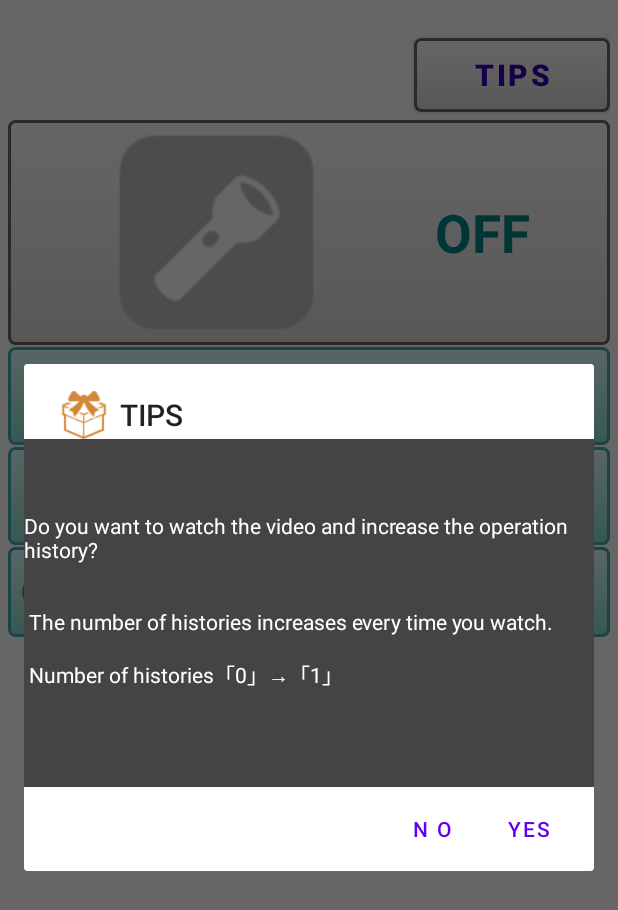
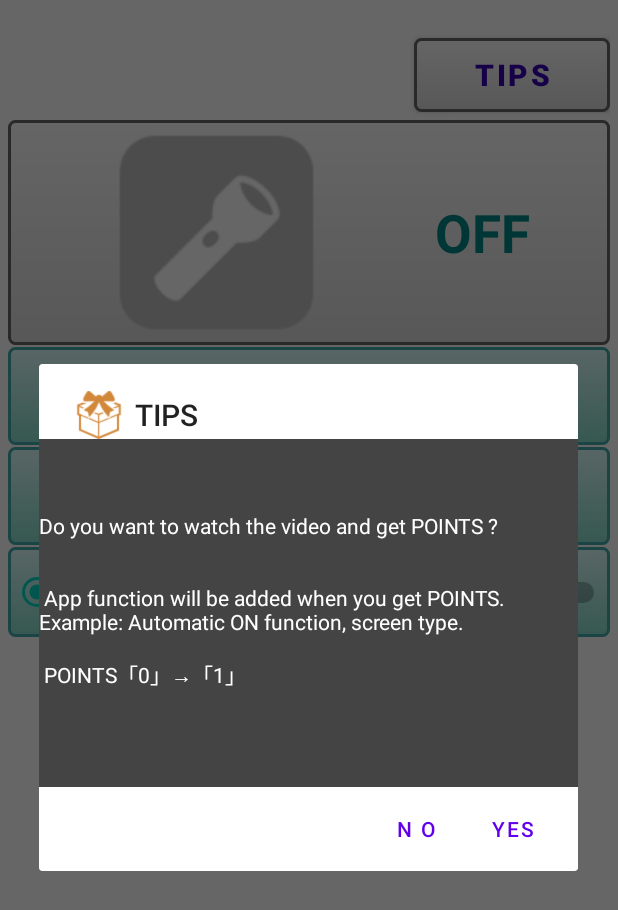
Before and after one commit to tfs-apps-one/LightBlink, an Android app: the screen it shows after launch (MainActivity), after a tap on "TIPS", on a phone screen of 412 x 824 dp. Shown: the top 910 px of the screen. Run offline under Robolectric (Android 15) with nearby library versions, the phone set to English and light mode, and no system bars; our stand-ins replace AdMob; 4 statements that could not run were skipped.

Commit message:
機能追加とリワード広告

```diff
--- a/app/src/main/java/tfsapps/lightblink/MainActivity.java
+++ b/app/src/main/java/tfsapps/lightblink/MainActivity.java
@@ -43,8 +43,13 @@ import java.util.TimerTask;
 //広告
 import com.google.android.gms.ads.AdView;
 import com.google.android.gms.ads.AdRequest;
+import com.google.android.gms.ads.MobileAds;
+import com.google.android.gms.ads.reward.RewardItem;
+import com.google.android.gms.ads.reward.RewardedVideoAd;
+import com.google.android.gms.ads.reward.RewardedVideoAdListener;
 
-public class MainActivity extends AppCompatActivity {
+
+public class MainActivity extends AppCompatActivity implements RewardedVideoAdListener {
 
     //  DB関連
     public MyOpenHelper helper;        //DBアクセス
@@ -94,11 +99,18 @@ public class MainActivity extends AppCompatActivity {
     private AdView mAdview;
 
     //  ユーザーレベル最大５
-    final int LV_MAX = 5;
-//    private String[] spinnerItems_EN = {"Screen Type", " 1: Default", " 2: Gray", " 3: Oreange"};
-//    private String[] spinnerItems_JP = {"画面タイプ", " 1:デフォルト", " 2: グレイ", " 3: オレンジ"};
-//    private String[] spinnerItems = {};
+    final int LV_MAX = 3;
 
+    // リワード広告
+    private RewardedVideoAd mRewardedVideoAd;
+    /*
+    // テストID
+    private static final String AD_UNIT_ID = "ca-app-pub-3940256099942544/5224354917";
+    // テストID(APPは本物でOK)
+    private static final String APP_ID = "ca-app-pub-4924620089567925~9620469063";
+     */
+    private static final String AD_UNIT_ID = "ca-app-pub-4924620089567925/7856940532";
+    private static final String APP_ID = "ca-app-pub-4924620089567925~9620469063";
 
     @Override
     protected void onCreate(Bundle savedInstanceState) {
@@ -113,6 +125,10 @@ public class MainActivity extends AppCompatActivity {
         //  音声（むおん）
 //        am = (AudioManager) getSystemService(Context.AUDIO_SERVICE);
 //        init_volume = am.getStreamVolume(AudioManager.STREAM_MUSIC);
+
+        if (sw_auto == null) {
+            sw_auto = (Switch) findViewById(R.id.sw_autostart);
+        }
 
         //  広告
         mAdview = findViewById(R.id.adView);
@@ -133,9 +149,77 @@ public class MainActivity extends AppCompatActivity {
         //  シークバーの選択
         seekSelect();
 
-        //  スピナーの選択
-//        spinnerSelect();
+        // リワード広告
+        MobileAds.initialize(this, APP_ID);
+        mRewardedVideoAd = MobileAds.getRewardedVideoAdInstance(this);
+        mRewardedVideoAd.setRewardedVideoAdListener(this);
+        loadRewardedVideoAd();
     }
+
+    /*
+    リワード広告処理
+ */
+    private void loadRewardedVideoAd() {
+        mRewardedVideoAd.loadAd(AD_UNIT_ID,new AdRequest.Builder().build());
+    }
+
+    @Override
+    public void onRewarded(RewardItem reward) {
+        // Reward the user.
+        int tmp_level = db_data1;
+        db_data1++;
+        if (db_data1 >= LV_MAX){
+            db_data1 = LV_MAX;
+        }
+
+        //ユーザーレベルアップ
+        if (_language.equals("ja")) {
+            Toast.makeText(this, "ポイントGET!：" + (tmp_level) + "  → " + (db_data1), Toast.LENGTH_SHORT).show();
+        }
+        else{
+            Toast.makeText(this, "POINT GET!：" + (tmp_level) + "  → " + (db_data1), Toast.LENGTH_SHORT).show();
+        }
+        AppDBUpdated();
+    }
+
+    @Override
+    public void onRewardedVideoAdLeftApplication() {
+        /*
+        Toast.makeText(this, "onRewardedVideoAdLeftApplication",
+                Toast.LENGTH_SHORT).show();
+         */
+    }
+
+    @Override
+    public void onRewardedVideoAdClosed() {
+//        Toast.makeText(this, "onRewardedVideoAdClosed", Toast.LENGTH_SHORT).show();
+    }
+
+    @Override
+    public void onRewardedVideoAdFailedToLoad(int errorCode) {
+//        Toast.makeText(this, "onRewardedVideoAdFailedToLoad err="+errorCode, Toast.LENGTH_SHORT).show();
+    }
+
+    @Override
+    public void onRewardedVideoAdLoaded() {
+//        Toast.makeText(this, "onRewardedVideoAdLoaded", Toast.LENGTH_SHORT).show();
+    }
+
+    @Override
+    public void onRewardedVideoAdOpened() {
+//        Toast.makeText(this, "onRewardedVideoAdOpened", Toast.LENGTH_SHORT).show();
+    }
+
+    @Override
+    public void onRewardedVideoStarted() {
+//        Toast.makeText(this, "onRewardedVideoStarted", Toast.LENGTH_SHORT).show();
+    }
+
+    @Override
+    public void onRewardedVideoCompleted() {
+//        Toast.makeText(this, "onRewardedVideoCompleted", Toast.LENGTH_SHORT).show();
+    }
+
     /* **************************************************
         各種OS上の動作定義
     ****************************************************/
@@ -155,13 +239,17 @@ public class MainActivity extends AppCompatActivity {
             init_volume = am.getStreamVolume(AudioManager.STREAM_MUSIC);
         }
 
-        if (sw_auto == null) {
-            sw_auto = (Switch) findViewById(R.id.sw_autostart);
+        View v = null;
+        //自動ON
+        if (db_data3 > 0){
+            onStartStop(v);
         }
     }
     @Override
     public void onResume() {
         super.onResume();
+        //動画
+        mRewardedVideoAd.resume(this);
     }
 
     @Override
@@ -169,6 +257,7 @@ public class MainActivity extends AppCompatActivity {
         super.onPause();
         //  DB更新
         AppDBUpdated();
+        mRewardedVideoAd.pause(this);
     }
     @Override
     public void onStop(){
@@ -191,6 +280,8 @@ public class MainActivity extends AppCompatActivity {
             am.setStreamVolume(AudioManager.STREAM_MUSIC, init_volume, 0);
             am = null;
         }
+        //動画
+        mRewardedVideoAd.destroy(this);
     }
 
     /* **************************************************
@@ -254,10 +345,35 @@ public class MainActivity extends AppCompatActivity {
                         break;
         }
 
-        /*
-        TextView text_volume2 = (TextView)findViewById(R.id.text_brightness);
-        text_volume2.setText(""+db_brightness);
-        */
+        /* スイッチ */
+        if (db_data3 > 0) {
+            sw_auto.setChecked(true);
+        }
+        else{
+            sw_auto.setChecked(false);
+        }
+
+
+        /* ラジオボタンの表示 */
+        switch (db_data2){
+            default:
+            case 1:
+                rbtn1.setChecked(true);
+                rbtn2.setChecked(false);
+                rbtn3.setChecked(false);
+                break;
+            case 2:
+                rbtn1.setChecked(false);
+                rbtn2.setChecked(true);
+                rbtn3.setChecked(false);
+                break;
+            case 3:
+                rbtn1.setChecked(false);
+                rbtn2.setChecked(false);
+                rbtn3.setChecked(true);
+                break;
+        }
+
 
         /* レイアウトのアクティブ表示 */
         LinearLayout lay_normal_11 = (LinearLayout)findViewById(R.id.linearLayout11);
@@ -370,7 +486,6 @@ public class MainActivity extends AppCompatActivity {
             light_ON();
             isStart = true;
         }
-
         screen_display();
     }
 
@@ -397,18 +512,22 @@ public class MainActivity extends AppCompatActivity {
 
             if (_language.equals("ja")) {
 
-                pop_message += "\n\n 動画を視聴して操作履歴を増やしますか？" +
-                        "\n\n\n ・視聴するたびに履歴数が増えます" +
-                        "\n ・現在の履歴数「"+db_data1+"」→「"+level+"」"+"\n \n\n\n";
+                pop_message += "\n\n 動画を視聴してポイントをGETしますか？" +
+                        "\n\n（ポイントをGETするとアプリ機能が追加します）" +
+                        "\n　１回視聴：アプリ起動時の自動ON" +
+                        "\n　２回視聴：画面タイプ「色：灰」追加"+
+                        "\n　３回視聴：画面タイプ「色：橙」追加"+
+                        "\n 　現在のポイント「"+db_data1+"」→「"+level+"」"+"\n \n\n\n";
 
                 btn_yes += "視聴";
                 btn_no += "中止";
             }
             else{
                 pop_message += "\n\n \n" +
-                        "Do you want to watch the video and increase the operation history?" +
-                        "\n\n\n The number of histories increases every time you watch." +
-                        "\n\n Number of histories「"+db_data1+"」→「"+level+"」"+"\n \n\n\n";
+                        "Do you want to watch the video and get POINTS ?" +
+                        "\n\n\n App function will be added when you get POINTS." +
+                        "\nExample: Automatic ON function, screen type."+
+                        "\n\n POINTS「"+db_data1+"」→「"+level+"」"+"\n \n\n\n";
 
                 btn_yes += "YES";
                 btn_no += "N O";
@@ -428,12 +547,13 @@ public class MainActivity extends AppCompatActivity {
             guide.setPositiveButton(btn_yes, new DialogInterface.OnClickListener() {
                 @Override
                 public void onClick(DialogInterface dialog, int which) {
-                    /*
+
                     if (mRewardedVideoAd.isLoaded()) {
                         mRewardedVideoAd.show();
                     }
 
-                     */
+                    //test_make
+//                    db_data1++;
                 }
             });
             guide.setNegativeButton(btn_no, new DialogInterface.OnClickListener() {
@@ -478,30 +598,6 @@ public class MainActivity extends AppCompatActivity {
                     }
                 }
         );
-        /*
-        //  輝度調整
-        seek_brightness = (SeekBar)findViewById(R.id.seek_brightness);
-        seek_brightness.setOnSeekBarChangeListener(
-                new SeekBar.OnSeekBarChangeListener() {
-                    //ツマミをドラッグした時
-                    @Override
-                    public void onProgressChanged(SeekBar seekBar, int i, boolean b) {
-                        if (isStart == false){
-                            db_brightness = seekBar.getProgress();
-                        }
-                        screen_display();
-                    }
-                    //ツマミに触れた時
-                    @Override
-                    public void onStartTrackingTouch(SeekBar seekBar) {
-                    }
-                    //ツマミを離した時
-                    @Override
-                    public void onStopTrackingTouch(SeekBar seekBar) {
-                    }
-                }
-        );
-        */
     }
 
     public void screen_type(int index){
@@ -516,35 +612,35 @@ public class MainActivity extends AppCompatActivity {
         }
         else{
             //  操作無効
-            switch (db_data2){
-                default:
-                case 1:
-                    btn1.setChecked(true);
-                    btn2.setChecked(false);
-                    btn3.setChecked(false);
-                    break;
-                case 2:
-                    btn1.setChecked(false);
-                    btn2.setChecked(true);
-                    btn3.setChecked(false);
-                    break;
-                case 3:
-                    btn1.setChecked(false);
-                    btn2.setChecked(false);
-                    btn3.setChecked(true);
-                    break;
-            }
         }
         screen_display();
     }
     public void onRbtn_Green(View view){
         screen_type(1);
+        screen_display();
     }
     public void onRbtn_Gray(View view){
-        screen_type(2);
+        if (db_data1 >= 2) {
+            screen_type(2);
+        }
+        screen_display();
     }
     public void onRbtn_Orange(View view){
-        screen_type(3);
+        if (db_data1 >= 3) {
+            screen_type(3);
+        }
+        screen_display();
+    }
+
+    public void onSwAuto(View view){
+        if (db_data1 >= 1) {
+            if (sw_auto.isChecked() == true) {
+                db_data3 = 1;
+            } else {
+                db_data3 = 0;
+            }
+        }
+        screen_display();
     }
 
 /*
@@ -708,7 +804,7 @@ public class MainActivity extends AppCompatActivity {
         //タスククラスインスタンス生成
         this.mainTimerTask = new MainTimerTask();
         //タイマースケジュール設定＆開始
-        this.mainTimer.schedule(mainTimerTask, 100, 10);
+        this.mainTimer.schedule(mainTimerTask, 100, 1);
     }
     /*
      *   ライトＯＦＦ
--- a/app/src/main/res/layout/activity_main.xml
+++ b/app/src/main/res/layout/activity_main.xml
@@ -287,6 +287,7 @@
             android:layout_height="match_parent"
             android:layout_weight="2"
             android:backgroundTint="@null"
+            android:onClick="onSwAuto"
             android:text="@string/sw_AUTO"
             android:textColor="@color/teal_700"
             android:textStyle="bold"
```
Also changed, not shown: app/src/main/res/drawable/on_3.png, app/src/main/res/drawable/on_3_2.png (added), 1 other file.
